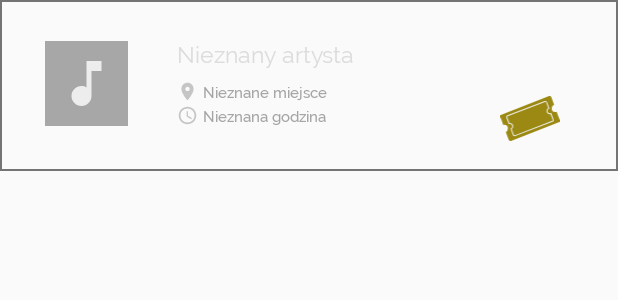
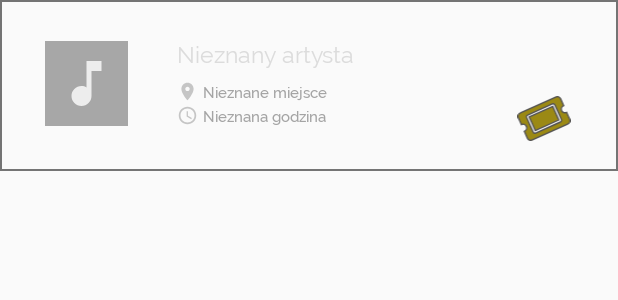
Before and after one commit to Elgirhath/Summer-Jazz-Festival, an Android app: the layout schedule_card.xml on its own in the app's theme, with its tools: preview values and no code run, on a phone screen of 412 x 824 dp. Shown: the top 300 px of the screen. Run offline under Robolectric (Android 15) with nearby library versions, the phone set to English and light mode, and no system bars.

Commit message:
The other ticket design

```diff
--- a/app/src/main/java/com/example/festivalapp/schedule/ScheduleCardGenerator.java
+++ b/app/src/main/java/com/example/festivalapp/schedule/ScheduleCardGenerator.java
@@ -1,11 +1,8 @@
 package com.example.festivalapp.schedule;
 
-import android.content.Context;
 import android.content.Intent;
-import android.graphics.PorterDuff;
 import android.net.Uri;
 import android.view.View;
-import android.widget.Button;
 import android.widget.ImageView;
 import android.widget.TextView;
 import android.widget.Toast;
@@ -31,9 +28,6 @@ public class ScheduleCardGenerator {
         ImageView ticketButton = layout.findViewById(R.id.buyTicketButton);
         if (concertEntity.LINK.isEmpty()) {
             ticketButton.setImageDrawable(ContextCompat.getDrawable(App.getContext(), R.drawable.ic_ticket_grayed));
-//            ticketButton.setColorFilter(
-//                    ContextCompat.getColor(App.getContext(), R.color.scheduleTicketDisabled),
-//                    PorterDuff.Mode.SRC_IN);
 
             ticketButton.setOnClickListener(null);
         }
--- a/app/src/main/res/drawable/ic_ticket.xml
+++ b/app/src/main/res/drawable/ic_ticket.xml
@@ -1,14 +1,11 @@
 <vector xmlns:android="http://schemas.android.com/apk/res/android"
-    android:width="57dp"
-    android:height="43.51dp"
-    android:viewportWidth="57"
-    android:viewportHeight="43.51">
-  <path
-      android:pathData="M56,25.4l-45.72,18A1.76,1.76 0,0 1,9 43.4a1.81,1.81 0,0 1,-0.87 -1c-1,-2.5 -1.82,-5 -2.78,-7.6a3.7,3.7 0,0 0,2 -3.3,3.51 3.51,0 0,0 -3.45,-3.6 3.89,3.89 0,0 0,-1.06 0.2c0,-0.1 -0.1,-0.2 -0.1,-0.4C1.92,25.2 1,22.8 0.09,20.3a1.73,1.73 0,0 1,1 -2.2L46.77,0.1a1.62,1.62 0,0 1,2.11 1l2.69,7.4a3.57,3.57 0,0 0,-2.31 3.4,3.52 3.52,0 0,0 3.46,3.6A2.57,2.57 0,0 0,54 15.2l2.88,7.9A1.68,1.68 0,0 1,56 25.4Z"
-      android:fillColor="@color/scheduleTicket"/>
+    android:width="38.52dp"
+    android:height="32.36dp"
+    android:viewportWidth="38.52"
+    android:viewportHeight="32.36">
   <path
       android:strokeWidth="1"
-      android:pathData="M49.92,24.5 L14.22,38.3a1.7,1.7 0,0 1,-1 0c-0.5,-0.2 -0.6,-0.7 -0.7,-0.7 -0.7,-1.9 -1.4,-3.8 -2.1,-5.8A2.8,2.8 0,0 0,12 29.3a2.69,2.69 0,0 0,-2.7 -2.7,2.2 2.2,0 0,0 -0.8,0.1c0,-0.1 -0.1,-0.2 -0.1,-0.3 -0.7,-1.9 -1.4,-3.8 -2.1,-5.6A1.33,1.33 0,0 1,7 19.1L42.72,5.4a1.3,1.3 0,0 1,1.7 0.8l2.1,5.6a2.85,2.85 0,0 0,-1.8 2.6,2.69 2.69,0 0,0 2.7,2.7 3,3 0,0 0,1 -0.2l2.2,6A1.15,1.15 0,0 1,49.92 24.5Z"
+      android:pathData="M8.59,15.09l17,-7.57 4.33,9.75 -17,7.56ZM32,10.5a2.72,2.72 0,0 0,3.64 1.3l2.17,4.87a2.74,2.74 0,0 1,-1.47 3.58L10.85,31.6a2.73,2.73 0,0 1,-3.63 -1.3L5.05,25.42a2.73,2.73 0,0 0,1.46 -3.57,2.73 2.73,0 0,0 -3.63,-1.3L0.71,15.68a2.73,2.73 0,0 1,1.47 -3.57L27.67,0.76a2.73,2.73 0,0 1,3.63 1.3l2.17,4.87A2.74,2.74 0,0 0,32 10.5ZM27.1,6.36a1.36,1.36 0,0 0,-1.81 -0.65l-17.84,8a1.36,1.36 0,0 0,-0.74 1.78L11.41,26a1.37,1.37 0,0 0,1.82 0.65L31.07,18.7a1.36,1.36 0,0 0,0.73 -1.78Z"
       android:fillColor="@color/scheduleTicket"
-      android:strokeColor="#efeee6"/>
+      android:strokeColor="@color/scheduleTicketStroke"/>
 </vector>
--- a/app/src/main/res/values/colors.xml
+++ b/app/src/main/res/values/colors.xml
@@ -19,7 +19,9 @@
     <color name="scheduleDetails">#A4A4A4</color>
 
     <color name="scheduleTicket">#9B8914</color>
-    <color name="scheduleTicketDisabled">#55555555</color>
+    <color name="scheduleTicketDisabled">#77555555</color>
+    <color name="scheduleTicketDisabledStroke">#55000000</color>
+    <color name="scheduleTicketStroke">#545353</color>
 
 <!--    NAVIGATION VIEW    -->
     <color name="navigationBackground">#080B10</color>
```
Also changed, not shown: app/src/main/res/drawable-anydpi/ic_buy_ticket.xml (deleted, +0 -16 lines), app/src/main/res/drawable/ic_ticket_grayed.xml (+7 -10 lines), app/src/main/res/drawable-hdpi/ic_buy_ticket.png (deleted), app/src/main/res/drawable-mdpi/ic_buy_ticket.png (deleted), app/src/main/res/drawable-xhdpi/ic_buy_ticket.png (deleted), app/src/main/res/drawable-xxhdpi/ic_buy_ticket.png (deleted).
